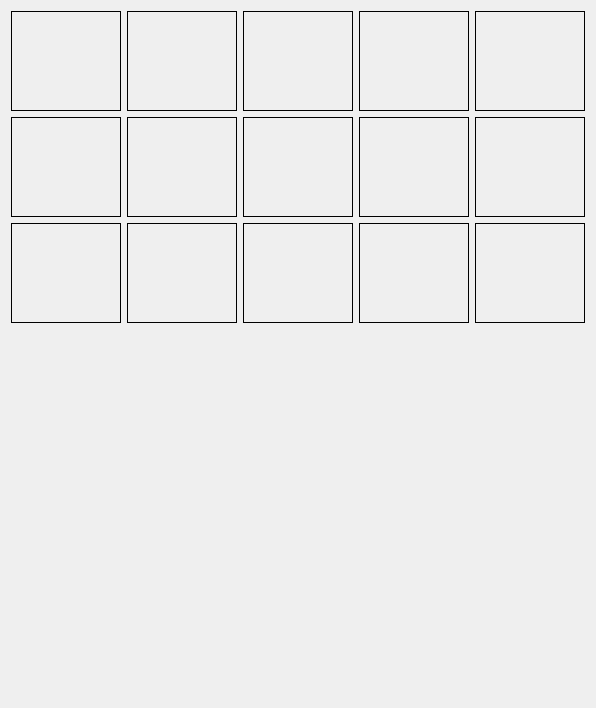
Before: the Qt Designer form interface.ui in dwsaxton/net, drawn with Qt 5.
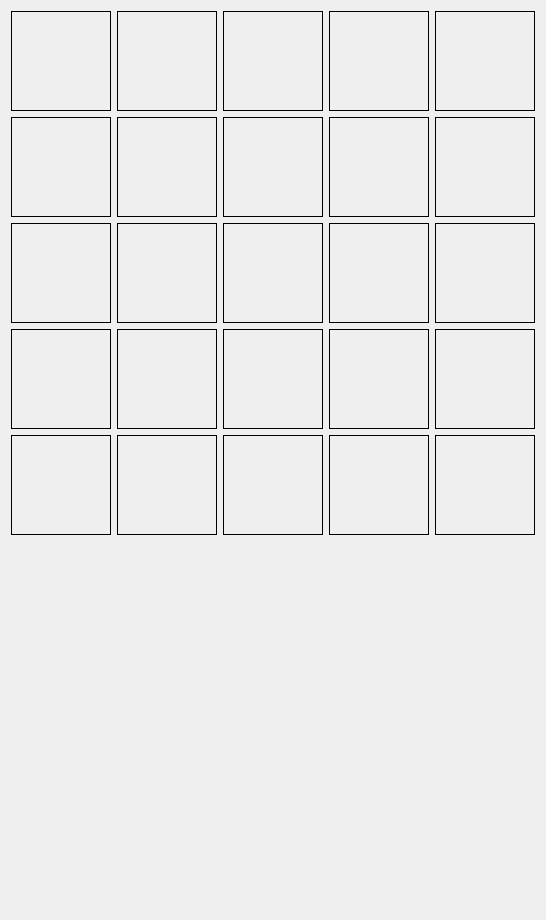
After: the same form once the commit is applied.

Patch:
```diff
--- a/interface.ui
+++ b/interface.ui
@@ -6,109 +6,14 @@
    <rect>
     <x>0</x>
     <y>0</y>
-    <width>596</width>
-    <height>704</height>
+    <width>540</width>
+    <height>918</height>
    </rect>
   </property>
   <layout class="QVBoxLayout" name="verticalLayout">
    <item>
     <layout class="QGridLayout" name="gridLayout">
-     <item row="0" column="4">
-      <widget class="QLabel" name="image04">
-       <property name="minimumSize">
-        <size>
-         <width>100</width>
-         <height>100</height>
-        </size>
-       </property>
-       <property name="frameShape">
-        <enum>QFrame::Box</enum>
-       </property>
-       <property name="text">
-        <string/>
-       </property>
-       <property name="scaledContents">
-        <bool>true</bool>
-       </property>
-      </widget>
-     </item>
-     <item row="3" column="2">
-      <widget class="QLabel" name="image12">
-       <property name="minimumSize">
-        <size>
-         <width>100</width>
-         <height>100</height>
-        </size>
-       </property>
-       <property name="frameShape">
-        <enum>QFrame::Box</enum>
-       </property>
-       <property name="text">
-        <string/>
-       </property>
-       <property name="scaledContents">
-        <bool>true</bool>
-       </property>
-      </widget>
-     </item>
-     <item row="3" column="3">
-      <widget class="QLabel" name="image13">
-       <property name="minimumSize">
-        <size>
-         <width>100</width>
-         <height>100</height>
-        </size>
-       </property>
-       <property name="frameShape">
-        <enum>QFrame::Box</enum>
-       </property>
-       <property name="text">
-        <string/>
-       </property>
-       <property name="scaledContents">
-        <bool>true</bool>
-       </property>
-      </widget>
-     </item>
-     <item row="0" column="2">
-      <widget class="QLabel" name="image02">
-       <property name="minimumSize">
-        <size>
-         <width>100</width>
-         <height>100</height>
-        </size>
-       </property>
-       <property name="frameShape">
-        <enum>QFrame::Box</enum>
-       </property>
-       <property name="text">
-        <string/>
-       </property>
-       <property name="scaledContents">
-        <bool>true</bool>
-       </property>
-      </widget>
-     </item>
-     <item row="0" column="3">
-      <widget class="QLabel" name="image03">
-       <property name="minimumSize">
-        <size>
-         <width>100</width>
-         <height>100</height>
-        </size>
-       </property>
-       <property name="frameShape">
-        <enum>QFrame::Box</enum>
-       </property>
-       <property name="text">
-        <string/>
-       </property>
-       <property name="scaledContents">
-        <bool>true</bool>
-       </property>
-      </widget>
-     </item>
-     <item row="3" column="4">
+     <item row="2" column="8">
       <widget class="QLabel" name="image14">
        <property name="minimumSize">
         <size>
@@ -127,7 +32,26 @@
        </property>
       </widget>
      </item>
-     <item row="1" column="4">
+     <item row="4" column="3" colspan="2">
+      <widget class="QLabel" name="image22">
+       <property name="minimumSize">
+        <size>
+         <width>100</width>
+         <height>100</height>
+        </size>
+       </property>
+       <property name="frameShape">
+        <enum>QFrame::Box</enum>
+       </property>
+       <property name="text">
+        <string/>
+       </property>
+       <property name="scaledContents">
+        <bool>true</bool>
+       </property>
+      </widget>
+     </item>
+     <item row="1" column="8">
       <widget class="QLabel" name="image09">
        <property name="minimumSize">
         <size>
@@ -146,6 +70,120 @@
        </property>
       </widget>
      </item>
+     <item row="0" column="8">
+      <widget class="QLabel" name="image04">
+       <property name="minimumSize">
+        <size>
+         <width>100</width>
+         <height>100</height>
+        </size>
+       </property>
+       <property name="frameShape">
+        <enum>QFrame::Box</enum>
+       </property>
+       <property name="text">
+        <string/>
+       </property>
+       <property name="scaledContents">
+        <bool>true</bool>
+       </property>
+      </widget>
+     </item>
+     <item row="4" column="1" colspan="2">
+      <widget class="QLabel" name="image21">
+       <property name="minimumSize">
+        <size>
+         <width>100</width>
+         <height>100</height>
+        </size>
+       </property>
+       <property name="frameShape">
+        <enum>QFrame::Box</enum>
+       </property>
+       <property name="text">
+        <string/>
+       </property>
+       <property name="scaledContents">
+        <bool>true</bool>
+       </property>
+      </widget>
+     </item>
+     <item row="3" column="0">
+      <widget class="QLabel" name="image15">
+       <property name="minimumSize">
+        <size>
+         <width>100</width>
+         <height>100</height>
+        </size>
+       </property>
+       <property name="frameShape">
+        <enum>QFrame::Box</enum>
+       </property>
+       <property name="text">
+        <string/>
+       </property>
+       <property name="scaledContents">
+        <bool>true</bool>
+       </property>
+      </widget>
+     </item>
+     <item row="3" column="1" colspan="2">
+      <widget class="QLabel" name="image16">
+       <property name="minimumSize">
+        <size>
+         <width>100</width>
+         <height>100</height>
+        </size>
+       </property>
+       <property name="frameShape">
+        <enum>QFrame::Box</enum>
+       </property>
+       <property name="text">
+        <string/>
+       </property>
+       <property name="scaledContents">
+        <bool>true</bool>
+       </property>
+      </widget>
+     </item>
+     <item row="4" column="0">
+      <widget class="QLabel" name="image20">
+       <property name="minimumSize">
+        <size>
+         <width>100</width>
+         <height>100</height>
+        </size>
+       </property>
+       <property name="frameShape">
+        <enum>QFrame::Box</enum>
+       </property>
+       <property name="text">
+        <string/>
+       </property>
+       <property name="scaledContents">
+        <bool>true</bool>
+       </property>
+      </widget>
+     </item>
+     <item row="0" column="5" colspan="2">
+      <widget class="QLabel" name="image03">
+       <property name="minimumSize">
+        <size>
+         <width>100</width>
+         <height>100</height>
+        </size>
+       </property>
+       <property name="frameShape">
+        <enum>QFrame::Box</enum>
+       </property>
+       <property name="text">
+        <string/>
+       </property>
+       <property name="scaledContents">
+        <bool>true</bool>
+       </property>
+      </widget>
+     </item>
      <item row="0" column="0">
       <widget class="QLabel" name="image00">
        <property name="minimumSize">
@@ -165,8 +203,8 @@
        </property>
       </widget>
      </item>
-     <item row="0" column="1">
-      <widget class="QLabel" name="image01">
+     <item row="2" column="3" colspan="2">
+      <widget class="QLabel" name="image12">
        <property name="minimumSize">
         <size>
          <width>100</width>
@@ -184,8 +222,8 @@
        </property>
       </widget>
      </item>
-     <item row="3" column="0">
-      <widget class="QLabel" name="image10">
+     <item row="3" column="3" colspan="2">
+      <widget class="QLabel" name="image17">
        <property name="minimumSize">
         <size>
          <width>100</width>
@@ -203,8 +241,27 @@
        </property>
       </widget>
      </item>
-     <item row="3" column="1">
-      <widget class="QLabel" name="image11">
+     <item row="3" column="5" colspan="2">
+      <widget class="QLabel" name="image18">
+       <property name="minimumSize">
+        <size>
+         <width>100</width>
+         <height>100</height>
+        </size>
+       </property>
+       <property name="frameShape">
+        <enum>QFrame::Box</enum>
+       </property>
+       <property name="text">
+        <string/>
+       </property>
+       <property name="scaledContents">
+        <bool>true</bool>
+       </property>
+      </widget>
+     </item>
+     <item row="2" column="5" colspan="2">
+      <widget class="QLabel" name="image13">
        <property name="minimumSize">
         <size>
          <width>100</width>
@@ -241,7 +298,7 @@
        </property>
       </widget>
      </item>
-     <item row="1" column="1">
+     <item row="1" column="1" colspan="2">
       <widget class="QLabel" name="image06">
        <property name="minimumSize">
         <size>
@@ -260,26 +317,7 @@
        </property>
       </widget>
      </item>
-     <item row="1" column="2">
-      <widget class="QLabel" name="image07">
-       <property name="minimumSize">
-        <size>
-         <width>100</width>
-         <height>100</height>
-        </size>
-       </property>
-       <property name="frameShape">
-        <enum>QFrame::Box</enum>
-       </property>
-       <property name="text">
-        <string/>
-       </property>
-       <property name="scaledContents">
-        <bool>true</bool>
-       </property>
-      </widget>
-     </item>
-     <item row="1" column="3">
+     <item row="1" column="5" colspan="2">
       <widget class="QLabel" name="image08">
        <property name="minimumSize">
         <size>
@@ -298,6 +336,158 @@
        </property>
       </widget>
      </item>
+     <item row="2" column="0">
+      <widget class="QLabel" name="image10">
+       <property name="minimumSize">
+        <size>
+         <width>100</width>
+         <height>100</height>
+        </size>
+       </property>
+       <property name="frameShape">
+        <enum>QFrame::Box</enum>
+       </property>
+       <property name="text">
+        <string/>
+       </property>
+       <property name="scaledContents">
+        <bool>true</bool>
+       </property>
+      </widget>
+     </item>
+     <item row="2" column="1" colspan="2">
+      <widget class="QLabel" name="image11">
+       <property name="minimumSize">
+        <size>
+         <width>100</width>
+         <height>100</height>
+        </size>
+       </property>
+       <property name="frameShape">
+        <enum>QFrame::Box</enum>
+       </property>
+       <property name="text">
+        <string/>
+       </property>
+       <property name="scaledContents">
+        <bool>true</bool>
+       </property>
+      </widget>
+     </item>
+     <item row="3" column="8">
+      <widget class="QLabel" name="image19">
+       <property name="minimumSize">
+        <size>
+         <width>100</width>
+         <height>100</height>
+        </size>
+       </property>
+       <property name="frameShape">
+        <enum>QFrame::Box</enum>
+       </property>
+       <property name="text">
+        <string/>
+       </property>
+       <property name="scaledContents">
+        <bool>true</bool>
+       </property>
+      </widget>
+     </item>
+     <item row="4" column="8">
+      <widget class="QLabel" name="image24">
+       <property name="minimumSize">
+        <size>
+         <width>100</width>
+         <height>100</height>
+        </size>
+       </property>
+       <property name="frameShape">
+        <enum>QFrame::Box</enum>
+       </property>
+       <property name="text">
+        <string/>
+       </property>
+       <property name="scaledContents">
+        <bool>true</bool>
+       </property>
+      </widget>
+     </item>
+     <item row="0" column="1" colspan="2">
+      <widget class="QLabel" name="image01">
+       <property name="minimumSize">
+        <size>
+         <width>100</width>
+         <height>100</height>
+        </size>
+       </property>
+       <property name="frameShape">
+        <enum>QFrame::Box</enum>
+       </property>
+       <property name="text">
+        <string/>
+       </property>
+       <property name="scaledContents">
+        <bool>true</bool>
+       </property>
+      </widget>
+     </item>
+     <item row="1" column="3" colspan="2">
+      <widget class="QLabel" name="image07">
+       <property name="minimumSize">
+        <size>
+         <width>100</width>
+         <height>100</height>
+        </size>
+       </property>
+       <property name="frameShape">
+        <enum>QFrame::Box</enum>
+       </property>
+       <property name="text">
+        <string/>
+       </property>
+       <property name="scaledContents">
+        <bool>true</bool>
+       </property>
+      </widget>
+     </item>
+     <item row="0" column="3" colspan="2">
+      <widget class="QLabel" name="image02">
+       <property name="minimumSize">
+        <size>
+         <width>100</width>
+         <height>100</height>
+        </size>
+       </property>
+       <property name="frameShape">
+        <enum>QFrame::Box</enum>
+       </property>
+       <property name="text">
+        <string/>
+       </property>
+       <property name="scaledContents">
+        <bool>true</bool>
+       </property>
+      </widget>
+     </item>
+     <item row="4" column="5" colspan="2">
+      <widget class="QLabel" name="image23">
+       <property name="minimumSize">
+        <size>
+         <width>100</width>
+         <height>100</height>
+        </size>
+       </property>
+       <property name="frameShape">
+        <enum>QFrame::Box</enum>
+       </property>
+       <property name="text">
+        <string/>
+       </property>
+       <property name="scaledContents">
+        <bool>true</bool>
+       </property>
+      </widget>
+     </item>
     </layout>
    </item>
    <item>
```
